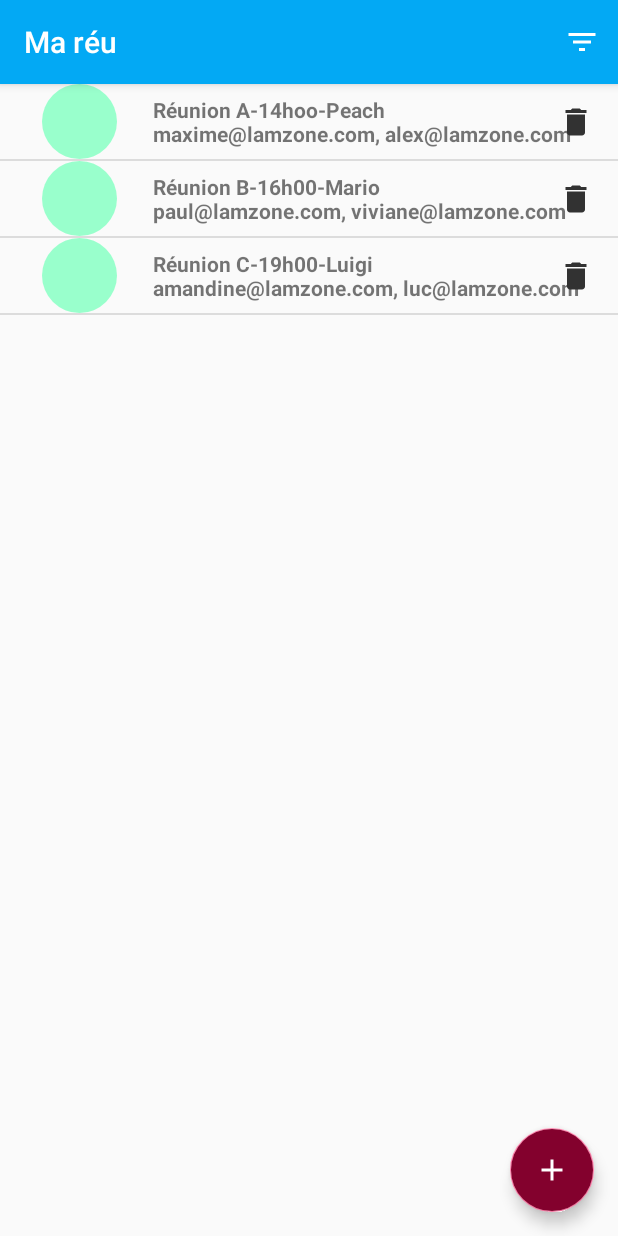
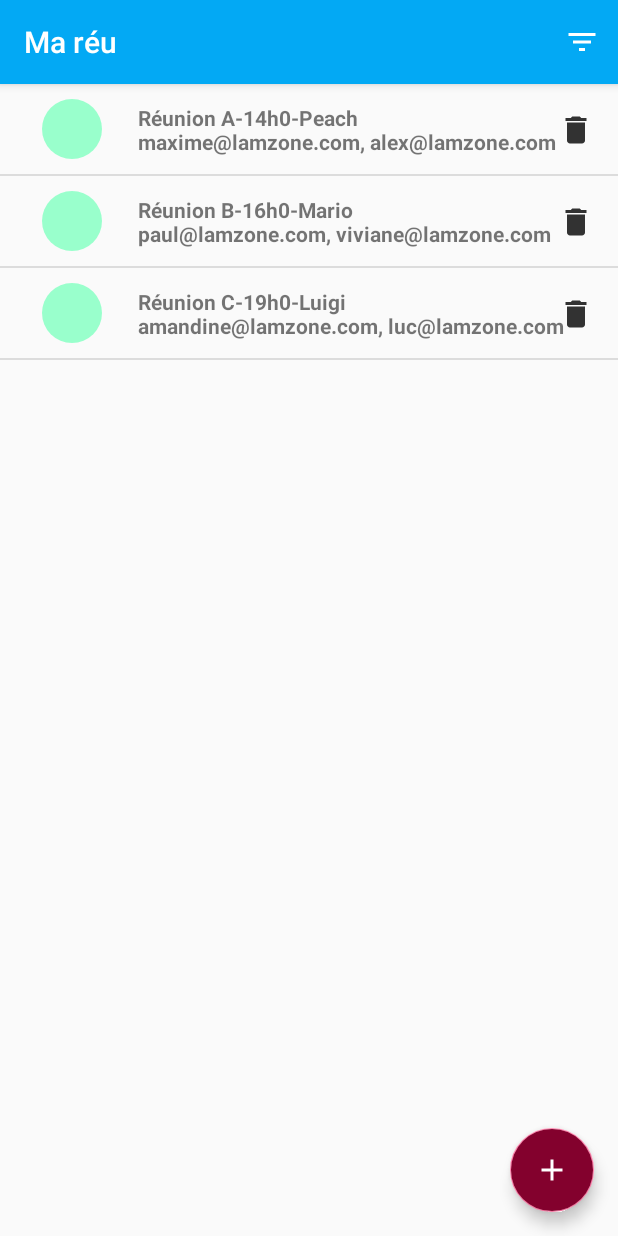
Before and after one commit to PinkNanie/Mareu, an Android app: the screen it shows after launch (ListMeetingActivity), on a phone screen of 412 x 824 dp. Run offline under Robolectric (Android 15) with nearby library versions, the phone set to English and light mode, and no system bars; our stand-ins replace ButterKnife, EventBus.

Commit message:
Filtres fonctionnels

```diff
--- a/app/src/main/java/com/lamzone/mareu/controller/MeetingFragment.java
+++ b/app/src/main/java/com/lamzone/mareu/controller/MeetingFragment.java
@@ -35,6 +35,8 @@ public class MeetingFragment extends Fragment {
 
     @BindView(R.id.item_list_meeting)
     ImageView mImageView;
+
+
     /**
      * Create and return a new instance
      * @return @{@link MeetingFragment}
@@ -62,8 +64,6 @@ public class MeetingFragment extends Fragment {
         mRecyclerView = (RecyclerView) view;
         mRecyclerView.setLayoutManager(new LinearLayoutManager(context));
         mRecyclerView.addItemDecoration(new DividerItemDecoration(getContext(), DividerItemDecoration.VERTICAL));
-
-
 
         return view;
     }
--- a/app/src/main/java/com/lamzone/mareu/controller/MeetingListFragment.java
+++ b/app/src/main/java/com/lamzone/mareu/controller/MeetingListFragment.java
@@ -76,7 +76,11 @@ public class MeetingListFragment extends Fragment {
      */
 
     private void initList() {
-        mMeetings = mApiService.getMeeting();
+        setMeetingList(mApiService.getMeeting());
+    }
+
+    public void setMeetingList(List<Meeting> meetings){
+        mMeetings = meetings;
         mRecyclerView.setAdapter(new MyMeetingRecyclerViewAdapter(mMeetings));
     }
 
--- a/app/src/main/java/com/lamzone/mareu/controller/MyMeetingRecyclerViewAdapter.java
+++ b/app/src/main/java/com/lamzone/mareu/controller/MyMeetingRecyclerViewAdapter.java
@@ -1,5 +1,6 @@
 package com.lamzone.mareu.controller;
 
+import android.content.ClipData;
 import android.content.Intent;
 import android.graphics.Color;
 import android.graphics.drawable.ColorDrawable;
@@ -30,8 +31,7 @@ import butterknife.OnClick;
 
 public class MyMeetingRecyclerViewAdapter extends RecyclerView.Adapter<MyMeetingRecyclerViewAdapter.ViewHolder> {
 
-    private final List<Meeting> mMeetings;
-    private Participant mParticipant;
+    private  List<Meeting> mMeetings;
 
 
     public MyMeetingRecyclerViewAdapter(List<Meeting> items) {
@@ -102,5 +102,10 @@ public class MyMeetingRecyclerViewAdapter extends RecyclerView.Adapter<MyMeeting
         return randomColorList[idx];
     }
 
+    public void setMeeting(List<Meeting> meetings){
+        this.mMeetings = meetings;
+        notifyDataSetChanged();
+
+    }
 
 }
--- a/app/src/main/java/com/lamzone/mareu/service/DummyMeetingGenerator.java
+++ b/app/src/main/java/com/lamzone/mareu/service/DummyMeetingGenerator.java
@@ -11,9 +11,9 @@ public abstract class DummyMeetingGenerator {
 
     public static List<Meeting> DUMMY_MEETING = Arrays.asList(
 
-            new Meeting("14hoo", "Réunion A", "Peach", Arrays.asList(new Participant("maxime@lamzone.com"),new Participant("alex@lamzone.com"))),
-            new Meeting("16h00", "Réunion B", "Mario", Arrays.asList(new Participant("paul@lamzone.com"),new Participant("viviane@lamzone.com"))),
-            new Meeting("19h00", "Réunion C", "Luigi", Arrays.asList(new Participant("amandine@lamzone.com"),new Participant("luc@lamzone.com")))
+            new Meeting("14h0", "Réunion A", "Peach", Arrays.asList(new Participant("maxime@lamzone.com"),new Participant("alex@lamzone.com"))),
+            new Meeting("16h0", "Réunion B", "Mario", Arrays.asList(new Participant("paul@lamzone.com"),new Participant("viviane@lamzone.com"))),
+            new Meeting("19h0", "Réunion C", "Luigi", Arrays.asList(new Participant("amandine@lamzone.com"),new Participant("luc@lamzone.com")))
     );
 
     static List<Meeting> generateMeeting(){
--- a/app/src/main/res/layout/fragment_meeting.xml
+++ b/app/src/main/res/layout/fragment_meeting.xml
@@ -3,14 +3,14 @@
     xmlns:app="http://schemas.android.com/apk/res-auto"
     xmlns:tools="http://schemas.android.com/tools"
     android:layout_width="match_parent"
-    android:layout_height="wrap_content"
+    android:layout_height="60dp"
     android:orientation="vertical"
     tools:context=".controller.MeetingFragment">
 
     <ImageView
         android:id="@+id/item_list_meeting"
-        android:layout_width="50dp"
-        android:layout_height="50dp"
+        android:layout_width="40dp"
+        android:layout_height="40dp"
         android:layout_marginStart="28dp"
         app:layout_constraintBottom_toBottomOf="parent"
         app:layout_constraintStart_toStartOf="parent"
--- a/app/src/main/res/menu/menu_main.xml
+++ b/app/src/main/res/menu/menu_main.xml
@@ -17,6 +17,7 @@
                 android:title=" Filtrer / Heures"
                 app:showAsAction="never" />
 
+
             <item
                 android:id="@+id/filter_meetingRoom"
                 android:title="Filtrer / Lieux"
```
Also changed, not shown: app/src/main/java/com/lamzone/mareu/controller/ListMeetingActivity.java (+68 -7 lines), app/src/main/res/layout/spinner_filter_meetingroom.xml (added, +12 -0 lines), app/src/main/res/values/strings.xml (line endings or trailing spaces).
